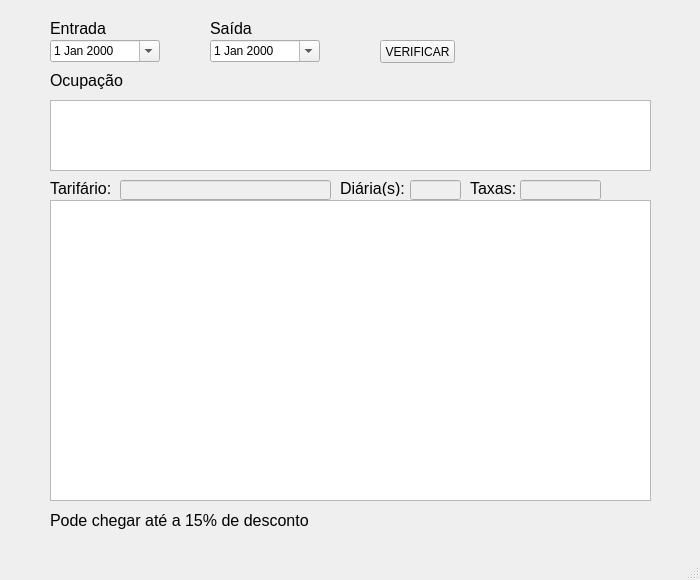
This is tarifafacil/interface.ui in kazluBR/hpsol-desktop-apps as Qt 5 draws it before an edit. The edited form follows.
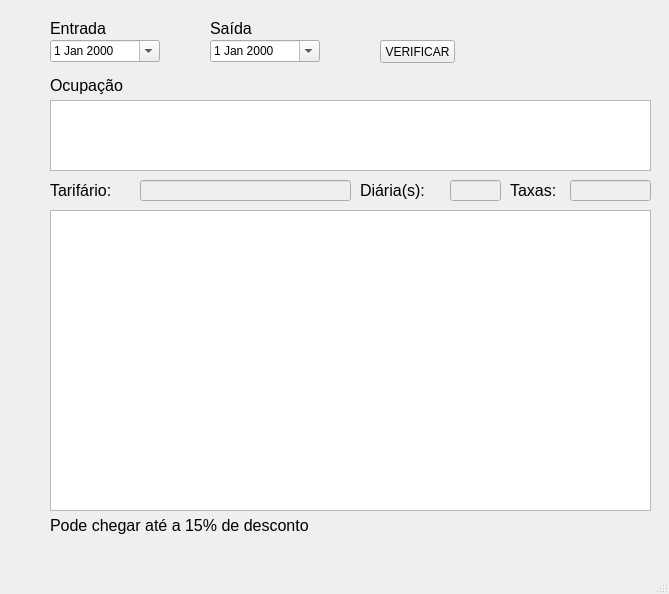
This is the edited form.

Commit message: Adjusting UI interfaces

The edit to the form file:
```diff
--- a/tarifafacil/interface.ui
+++ b/tarifafacil/interface.ui
@@ -6,8 +6,8 @@
    <rect>
     <x>0</x>
     <y>0</y>
-    <width>700</width>
-    <height>580</height>
+    <width>669</width>
+    <height>594</height>
    </rect>
   </property>
   <property name="windowTitle">
@@ -95,7 +95,7 @@
       <x>50</x>
       <y>70</y>
       <width>111</width>
-      <height>21</height>
+      <height>31</height>
      </rect>
     </property>
     <property name="font">
@@ -112,8 +112,8 @@
      <rect>
       <x>50</x>
       <y>180</y>
-      <width>71</width>
-      <height>16</height>
+      <width>81</width>
+      <height>21</height>
      </rect>
     </property>
     <property name="font">
@@ -139,7 +139,7 @@
     <property name="geometry">
      <rect>
       <x>50</x>
-      <y>200</y>
+      <y>210</y>
       <width>601</width>
       <height>301</height>
      </rect>
@@ -151,10 +151,10 @@
     </property>
     <property name="geometry">
      <rect>
-      <x>120</x>
+      <x>140</x>
       <y>180</y>
       <width>211</width>
-      <height>20</height>
+      <height>21</height>
      </rect>
     </property>
    </widget>
@@ -164,20 +164,20 @@
     </property>
     <property name="geometry">
      <rect>
-      <x>410</x>
+      <x>450</x>
       <y>180</y>
       <width>51</width>
-      <height>20</height>
+      <height>21</height>
      </rect>
     </property>
    </widget>
    <widget class="QLabel" name="labelDiarias">
     <property name="geometry">
      <rect>
-      <x>340</x>
+      <x>360</x>
       <y>180</y>
-      <width>71</width>
-      <height>16</height>
+      <width>91</width>
+      <height>21</height>
      </rect>
     </property>
     <property name="font">
@@ -194,8 +194,8 @@
      <rect>
       <x>50</x>
       <y>510</y>
-      <width>261</width>
-      <height>21</height>
+      <width>331</width>
+      <height>31</height>
      </rect>
     </property>
     <property name="font">
@@ -210,10 +210,10 @@
    <widget class="QLabel" name="labelTaxas">
     <property name="geometry">
      <rect>
-      <x>470</x>
+      <x>510</x>
       <y>180</y>
-      <width>51</width>
-      <height>16</height>
+      <width>81</width>
+      <height>21</height>
      </rect>
     </property>
     <property name="font">
@@ -231,10 +231,10 @@
     </property>
     <property name="geometry">
      <rect>
-      <x>520</x>
+      <x>570</x>
       <y>180</y>
       <width>81</width>
-      <height>20</height>
+      <height>21</height>
      </rect>
     </property>
    </widget>
```
Left out of the diff: 4 changed lines with no effect on the pictures. The commit also changes 15 other files.
